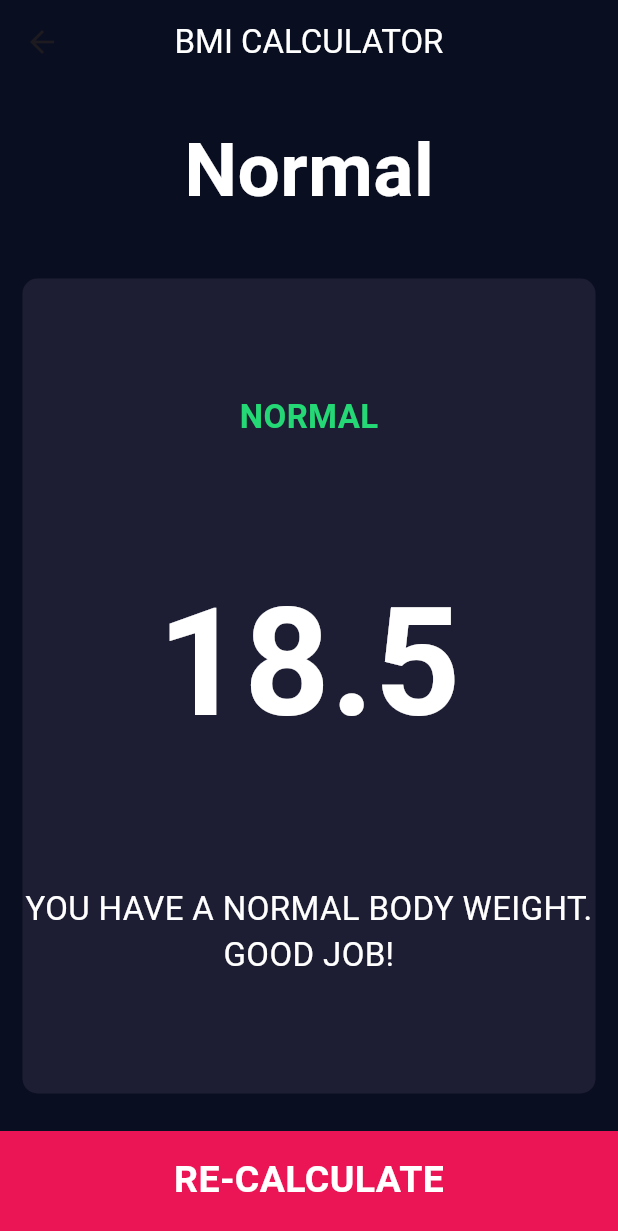
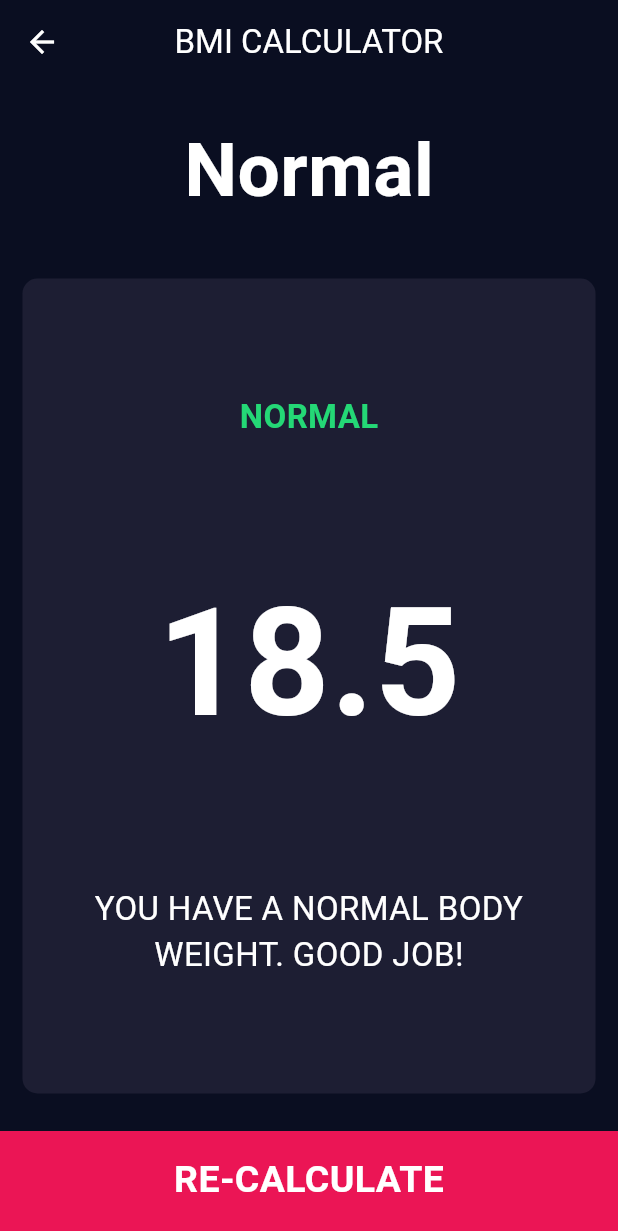
Before and after one commit to ali-ab-2003/Bmi-calculator-flutter, a Flutter app: the screen it shows after launch, after a tap on "CALCULATE", on a phone screen of 412 x 824 dp. Shown: the top 1231 px of the screen. Run offline on Flutter 3.47's test engine with Material 3 defaults, Android fonts, the phone set to English and light mode, and no system bars; our stand-ins replace font_awesome_flutter.

Commit message:
made some styling changes

```diff
--- a/lib/results_page.dart
+++ b/lib/results_page.dart
@@ -17,6 +17,9 @@ class ResultsPage extends StatelessWidget {
   Widget build(BuildContext context) {
     return Scaffold(
       appBar: AppBar(
+        iconTheme: IconThemeData(
+          color: Colors.white,
+        ),
         title: Text(
           'BMI CALCULATOR',
           style: TextStyle(color: Colors.white),
@@ -48,9 +51,7 @@ class ResultsPage extends StatelessWidget {
                   Text(
                     resultText.toUpperCase(),
                     style: TextStyle(
-                        color: Color(
-                          0xFF24D876,
-                        ),
+                        color: Color(0xFF24D876),
                         fontWeight: FontWeight.bold,
                         fontSize: 22.0),
                   ),
@@ -59,11 +60,15 @@ class ResultsPage extends StatelessWidget {
                     style:
                         TextStyle(fontSize: 100.0, fontWeight: FontWeight.bold),
                   ),
-                  Text(
-                    interpretation.toUpperCase(),
-                    style: TextStyle(fontSize: 22.0),
-                    textAlign: TextAlign.center,
-                  )
+                  Padding(
+                    padding: const EdgeInsets.symmetric(
+                        horizontal: 10.0), // Add padding here
+                    child: Text(
+                      interpretation.toUpperCase(),
+                      style: TextStyle(fontSize: 22.0),
+                      textAlign: TextAlign.center,
+                    ),
+                  ),
                 ],
               ),
               onPress: () {},
```
